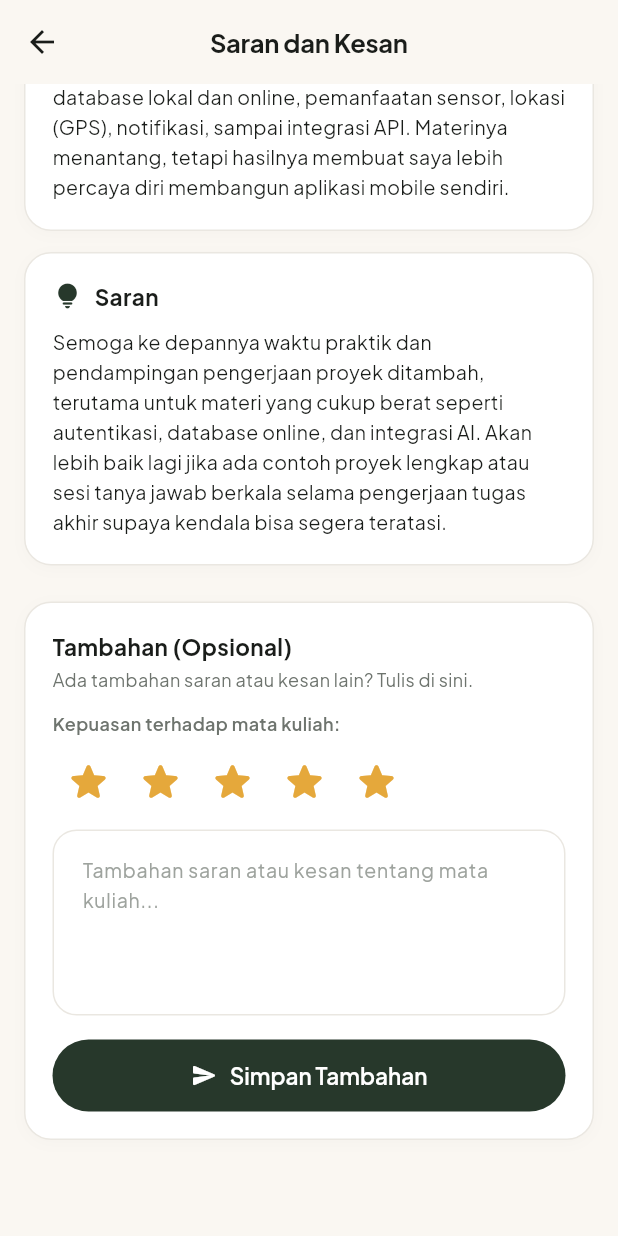
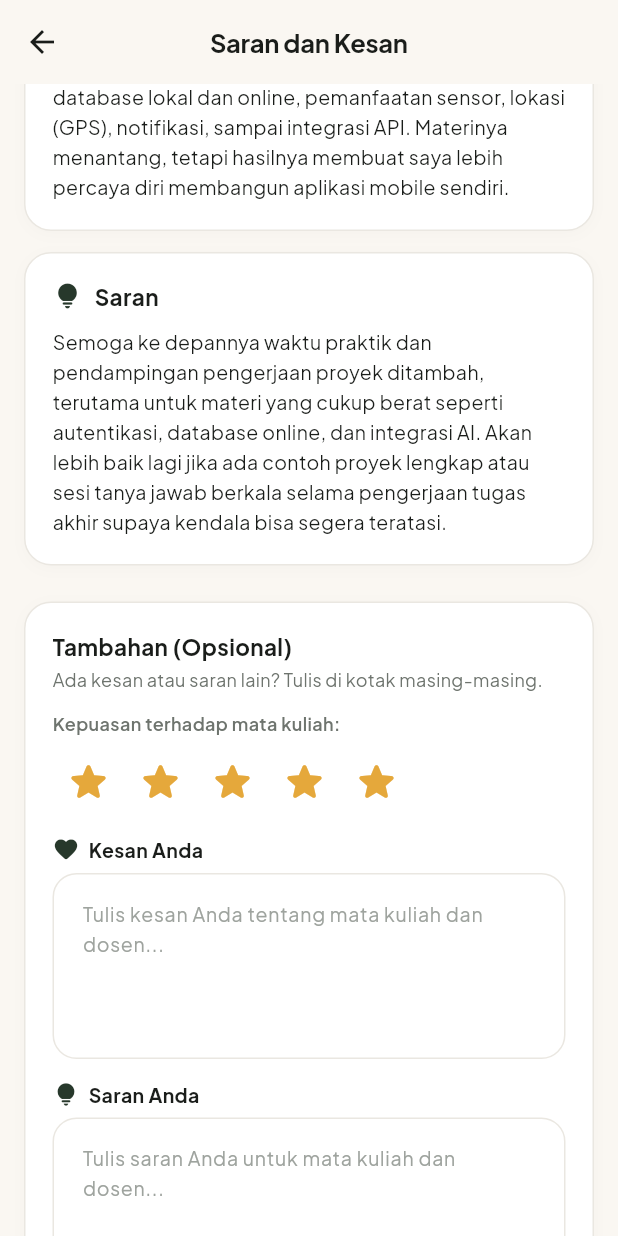
Before and after one commit to DonaRobiha/JadiGuna, a Flutter app: the FeedbackScreen screen opened directly, scrolled down 252 dp, on a phone screen of 412 x 824 dp. Run offline on Flutter 3.47's test engine with Material 3 defaults, Android fonts, the phone set to English and light mode, and no system bars; our stand-ins replace flutter_local_notifications, flutter_map, geolocator, google_fonts, image_picker, latlong2 and 6 more; accounts and stored records are empty; network calls fail.

Commit message:
Perbaiki fitur Gemini AI dan ubah form saran & kesan

```diff
--- a/lib/screens/feedback/feedback_screen.dart
+++ b/lib/screens/feedback/feedback_screen.dart
@@ -36,7 +36,8 @@ class FeedbackScreen extends StatefulWidget {
 
 class _FeedbackScreenState extends State<FeedbackScreen> {
   final LocalDatabase _localDb = LocalDatabase.instance;
-  final TextEditingController _messageController = TextEditingController();
+  final TextEditingController _kesanController = TextEditingController();
+  final TextEditingController _saranController = TextEditingController();
 
   static const String _categoryMatkul = 'Mata Kuliah PAM';
 
@@ -52,7 +53,8 @@ class _FeedbackScreenState extends State<FeedbackScreen> {
 
   @override
   void dispose() {
-    _messageController.dispose();
+    _kesanController.dispose();
+    _saranController.dispose();
     super.dispose();
   }
 
@@ -63,16 +65,20 @@ class _FeedbackScreenState extends State<FeedbackScreen> {
   }
 
   Future<void> _submitFeedback() async {
-    final message = _messageController.text.trim();
-    if (message.isEmpty) {
+    final kesan = _kesanController.text.trim();
+    final saran = _saranController.text.trim();
+    if (kesan.isEmpty && saran.isEmpty) {
       ScaffoldMessenger.of(context).showSnackBar(
         const SnackBar(
-          content: Text('Tuliskan tambahan saran atau kesan Anda.'),
+          content: Text('Isi minimal salah satu: kesan atau saran.'),
           backgroundColor: AppColors.warning,
         ),
       );
       return;
     }
+
+    // Simpan kesan & saran dalam satu pesan dengan penanda
+    final message = '[KESAN]\n$kesan\n[SARAN]\n$saran';
 
     setState(() => _isSubmitting = true);
     final user = Provider.of<AuthProvider>(context, listen: false).user;
@@ -88,7 +94,8 @@ class _FeedbackScreenState extends State<FeedbackScreen> {
     );
 
     await _localDb.insertFeedback(feedback);
-    _messageController.clear();
+    _kesanController.clear();
+    _saranController.clear();
     await _loadPastFeedback();
 
     if (!mounted) return;
@@ -99,6 +106,24 @@ class _FeedbackScreenState extends State<FeedbackScreen> {
         content: Text('Tambahan berhasil disimpan. Terima kasih!'),
         backgroundColor: AppColors.primary,
       ),
+    );
+  }
+
+  /// Memisahkan pesan tersimpan menjadi kesan & saran.
+  /// Data lama (tanpa penanda) dianggap sebagai satu teks biasa.
+  ({String kesan, String saran, String umum}) _parseMessage(String msg) {
+    if (!msg.startsWith('[KESAN]')) {
+      return (kesan: '', saran: '', umum: msg);
+    }
+    final body = msg.substring('[KESAN]'.length);
+    final idx = body.indexOf('[SARAN]');
+    if (idx == -1) {
+      return (kesan: body.trim(), saran: '', umum: '');
+    }
+    return (
+      kesan: body.substring(0, idx).trim(),
+      saran: body.substring(idx + '[SARAN]'.length).trim(),
+      umum: '',
     );
   }
 
@@ -238,7 +263,7 @@ class _FeedbackScreenState extends State<FeedbackScreen> {
                   ),
                   const SizedBox(height: 4),
                   const Text(
-                    'Ada tambahan saran atau kesan lain? Tulis di sini.',
+                    'Ada kesan atau saran lain? Tulis di kotak masing-masing.',
                     style: TextStyle(fontSize: 12, color: AppColors.textSecondary),
                   ),
                   const SizedBox(height: 12),
@@ -265,12 +290,46 @@ class _FeedbackScreenState extends State<FeedbackScreen> {
                       );
                     }),
                   ),
-                  const SizedBox(height: 8),
+                  const SizedBox(height: 12),
+                  const Row(
+                    children: [
+                      Icon(Icons.favorite_rounded,
+                          color: AppColors.primary, size: 18),
+                      SizedBox(width: 6),
+                      Text(
+                        'Kesan Anda',
+                        style: TextStyle(
+                            fontSize: 13, fontWeight: FontWeight.w700),
+                      ),
+                    ],
+                  ),
+                  const SizedBox(height: 6),
                   TextField(
-                    controller: _messageController,
+                    controller: _kesanController,
                     maxLines: 4,
                     decoration: const InputDecoration(
-                      hintText: 'Tambahan saran atau kesan tentang mata kuliah...',
+                      hintText: 'Tulis kesan Anda tentang mata kuliah dan dosen...',
+                    ),
+                  ),
+                  const SizedBox(height: 14),
+                  const Row(
+                    children: [
+                      Icon(Icons.lightbulb_rounded,
+                          color: AppColors.primary, size: 18),
+                      SizedBox(width: 6),
+                      Text(
+                        'Saran Anda',
+                        style: TextStyle(
+                            fontSize: 13, fontWeight: FontWeight.w700),
+                      ),
+                    ],
+                  ),
+                  const SizedBox(height: 6),
+                  TextField(
+                    controller: _saranController,
+                    maxLines: 4,
+                    decoration: const InputDecoration(
+                      hintText: 'Tulis saran Anda untuk mata kuliah dan dosen...',
                     ),
                   ),
                   const SizedBox(height: 16),
@@ -288,7 +347,7 @@ class _FeedbackScreenState extends State<FeedbackScreen> {
             // Riwayat tambahan
             if (_pastFeedback.isNotEmpty) ...[
               const Text(
-                'Tambahan yang Telah Disimpan',
+                'Kesan & Saran Tambahan yang Telah Disimpan',
                 style: TextStyle(fontSize: 14, fontWeight: FontWeight.w700),
               ),
               const SizedBox(height: 10),
@@ -298,14 +357,11 @@ class _FeedbackScreenState extends State<FeedbackScreen> {
                 itemCount: _pastFeedback.length,
                 itemBuilder: (context, index) {
                   final item = _pastFeedback[index];
+                  final parsed = _parseMessage(item.message);
                   return Container(
-                    margin: const EdgeInsets.only(bottom: 10),
-                    padding: const EdgeInsets.all(14),
-                    decoration: BoxDecoration(
-                      color: Colors.white,
-                      borderRadius: BorderRadius.circular(12),
-                      border: Border.all(color: AppColors.border),
-                    ),
+                    margin: const EdgeInsets.only(bottom: 12),
+                    padding: const EdgeInsets.all(16),
+                    decoration: _cardDecoration(),
                     child: Column(
                       crossAxisAlignment: CrossAxisAlignment.start,
                       children: [
@@ -326,14 +382,32 @@ class _FeedbackScreenState extends State<FeedbackScreen> {
                             ),
                           ],
                         ),
+                        if (parsed.kesan.isNotEmpty) ...[
+                          const SizedBox(height: 12),
+                          _buildTextCard(
+                            icon: Icons.favorite_rounded,
+                            title: 'Kesan',
+                            text: parsed.kesan,
+                          ),
+                        ],
+                        if (parsed.saran.isNotEmpty) ...[
+                          const SizedBox(height: 12),
+                          _buildTextCard(
+                            icon: Icons.lightbulb_rounded,
+                            title: 'Saran',
+                            text: parsed.saran,
+                          ),
+                        ],
+                        if (parsed.umum.isNotEmpty) ...[
                           const SizedBox(height: 8),
                           Text(
-                          item.message,
+                            parsed.umum,
                             style: const TextStyle(
                                 fontSize: 12,
                                 color: AppColors.textPrimary,
                                 height: 1.4),
                           ),
+                        ],
                       ],
                     ),
                   );
```
Also changed, not shown: lib/services/ai_service.dart (+54 -28 lines), 1 other file. Lines whose indentation alone changed are shown as unchanged.
